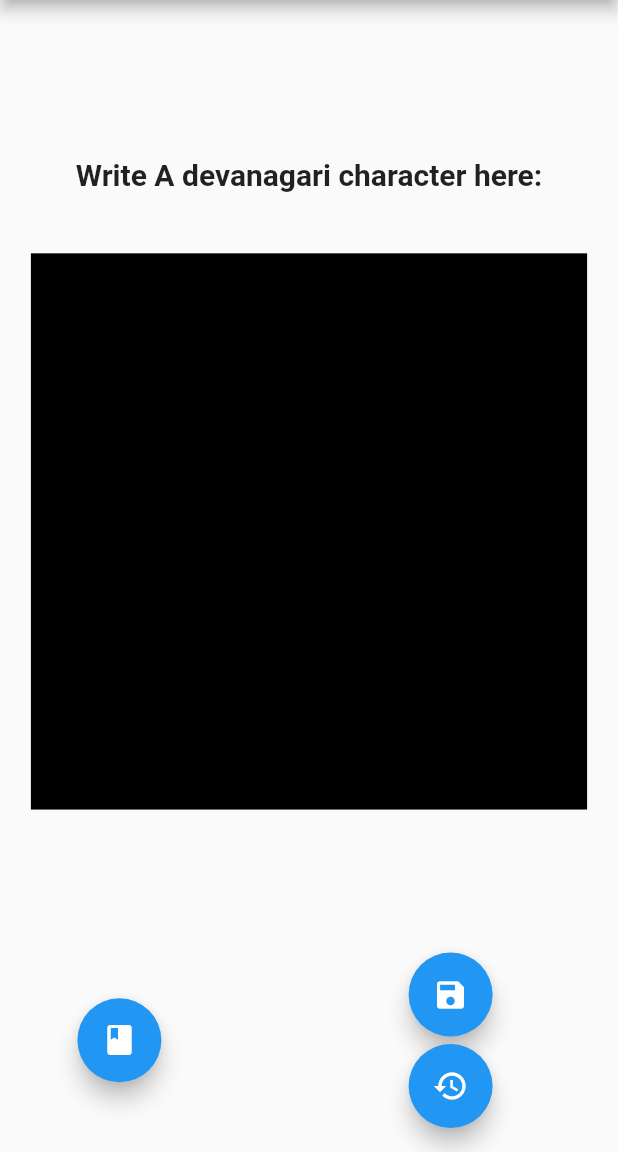
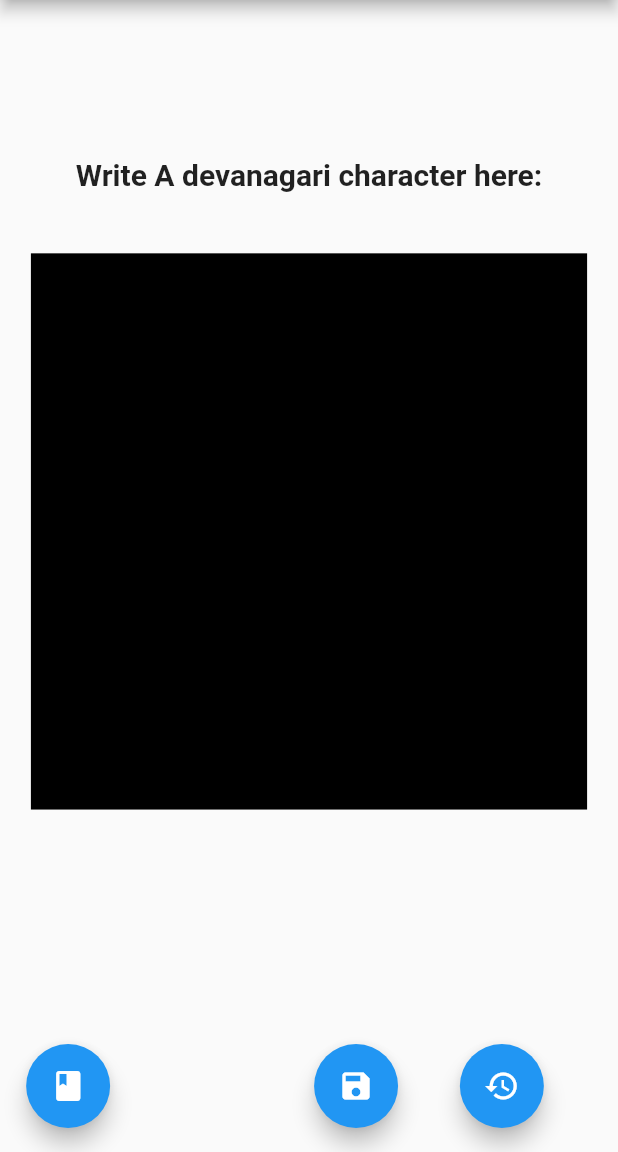
Before and after one commit to VoidCU/handwritten_devanagari_character_recognition, a Flutter app: the screen it shows after launch, on a phone screen of 412 x 824 dp, the part 84-1236 px from its top. Run offline on Flutter 3.47's test engine with Material 2 defaults, Android fonts, the phone set to English and light mode, and no system bars; drawn by our look-alikes of screenshot; our stand-ins replace image_gallery_saver, image_picker, permission_handler.

Commit message:
comments and rechecks

```diff
--- a/lib/main.dart
+++ b/lib/main.dart
@@ -4,12 +4,12 @@ import 'dart:ui';
 import 'dart:convert';
 
 import 'package:flutter/material.dart';
-import 'package:image_gallery_saver/image_gallery_saver.dart';
-import 'package:image_picker/image_picker.dart';
+import 'package:image_gallery_saver/image_gallery_saver.dart'; //saves image to gallery
+import 'package:image_picker/image_picker.dart'; //picks image from gallery
 import 'package:permission_handler/permission_handler.dart';
-import 'package:screen_drawing/predictscreen.dart';
-import 'package:screenshot/screenshot.dart';
-import 'package:http/http.dart' as http;
+import 'package:screen_drawing/predictscreen.dart'; //drawing
+import 'package:screenshot/screenshot.dart'; //screen shot
+import 'package:http/http.dart' as http; //for restapi
 
 void main() {
   runApp(MaterialApp(
@@ -27,14 +27,17 @@ class CanvasWriting extends StatefulWidget {
 }
 
 class _CanvasWritingState extends State<CanvasWriting> {
+  //offsets for drwaing in screen
   var offsets = <Offset>[];
-  int display = 0;
-  Offset nulloffset = Offset(-1, -1);
+
+  //controller
   final controller = ScreenshotController();
+
   @override
   Widget build(BuildContext context) {
     return Scaffold(
-      resizeToAvoidBottomInset: false,
+      resizeToAvoidBottomInset:
+          false, //for avoiding resize issue due to keyboard
       appBar: AppBar(
         centerTitle: true,
         title: const Text("Nepali character reconigation"),
@@ -49,6 +52,7 @@ class _CanvasWritingState extends State<CanvasWriting> {
           ),
           Center(
             child: Screenshot(
+              //only screenshot this widget
               controller: controller,
               child: Container(
                 height: (MediaQuery.of(context).size.width) * .9,
@@ -56,6 +60,8 @@ class _CanvasWritingState extends State<CanvasWriting> {
                 decoration: BoxDecoration(
                     color: Colors.black, border: Border.all(width: 2)),
                 child: GestureDetector(
+                  //knows drags on screen
+                  //onpanstart--> pointer toched the screen and started to move
                   onPanStart: (details) {
                     setState(() {
                       if (details.localPosition.dx > 0 &&
@@ -64,6 +70,7 @@ class _CanvasWritingState extends State<CanvasWriting> {
                       }
                     });
                   },
+                  //onpanupdate --> pointer drag in screen
                   onPanUpdate: (details) {
                     setState(() {
                       if (details.localPosition.dx > 0 &&
@@ -72,8 +79,11 @@ class _CanvasWritingState extends State<CanvasWriting> {
                       }
                     });
                   },
+                  //onpanend--> remove the pointer
                   onPanEnd: (details) {},
+
                   child: CustomPaint(
+                    //draws the offsets
                     painter: HandPainter(offsets),
                   ),
                 ),
@@ -81,41 +91,42 @@ class _CanvasWritingState extends State<CanvasWriting> {
             ),
           ),
           SizedBox(
+            //extra space hehe
             height: (MediaQuery.of(context).size.height) * .15,
           ),
         ],
       ),
-      floatingActionButton: Column(
-        mainAxisAlignment: MainAxisAlignment.end,
-        children: [
-          Row(
+      floatingActionButton: Row(
         mainAxisAlignment: MainAxisAlignment.center,
         children: [
           FloatingActionButton(
+              //Goes to predict Screen
               child: Icon(Icons.book),
               onPressed: () {
-                    Navigator.push(
-                        context,
-                        MaterialPageRoute(
-                            builder: (context) => predictScreen()));
+                print(File("main.dart"));
+                Navigator.push(context,
+                    MaterialPageRoute(builder: (context) => predictScreen()));
               }),
           SizedBox(
-                width: (MediaQuery.of(context).size.width) * .4,
+            width: (MediaQuery.of(context).size.width) * .33,
           ),
-              Column(
-                children: [
           FloatingActionButton(
+            //saves the drawn image
             child: Icon(Icons.save),
             onPressed: () async {
               final image = await controller.capture();
               if (image == null) return;
               await saveImage(image);
+              setState(() {
+                offsets = <Offset>[];
+              });
             },
           ),
           SizedBox(
-                    height: 5,
+            width: (MediaQuery.of(context).size.width) * .1,
           ),
           FloatingActionButton(
+            //clears the image field
             child: Icon(Icons.restore_outlined),
             onPressed: () {
               setState(() {
@@ -125,15 +136,11 @@ class _CanvasWritingState extends State<CanvasWriting> {
           ),
         ],
       ),
-            ],
-          ),
-        ],
-      ),
     );
   }
 
+//fucntion to saveimage to gallary
   Future<String> saveImage(Uint8List image) async {
-    //postData(image);
     await [Permission.storage].request();
     const name = 'predict';
     final result = await ImageGallerySaver.saveImage(image, name: name);
@@ -141,6 +148,7 @@ class _CanvasWritingState extends State<CanvasWriting> {
   }
 }
 
+//class to draw the offset points
 class HandPainter extends CustomPainter {
   final offsets;
 
```
Also changed, not shown: lib/predictscreen.dart (+10 -6 lines). Lines whose indentation alone changed are shown as unchanged.
